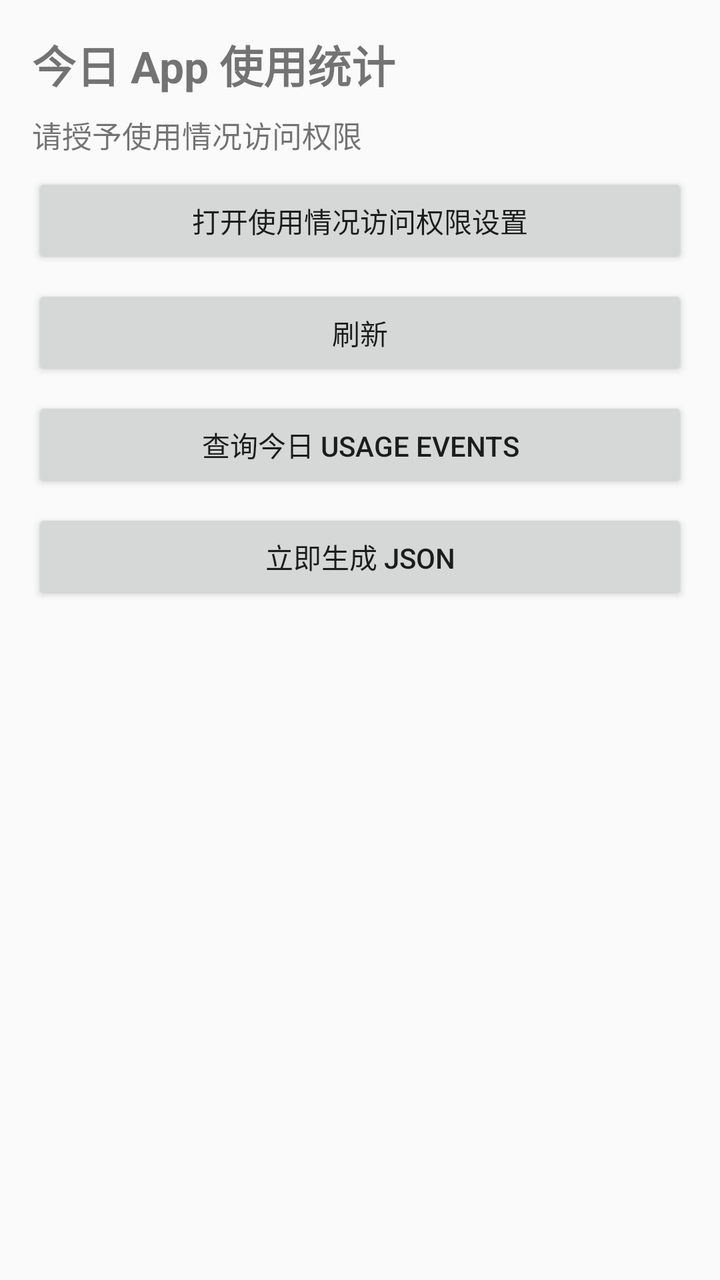
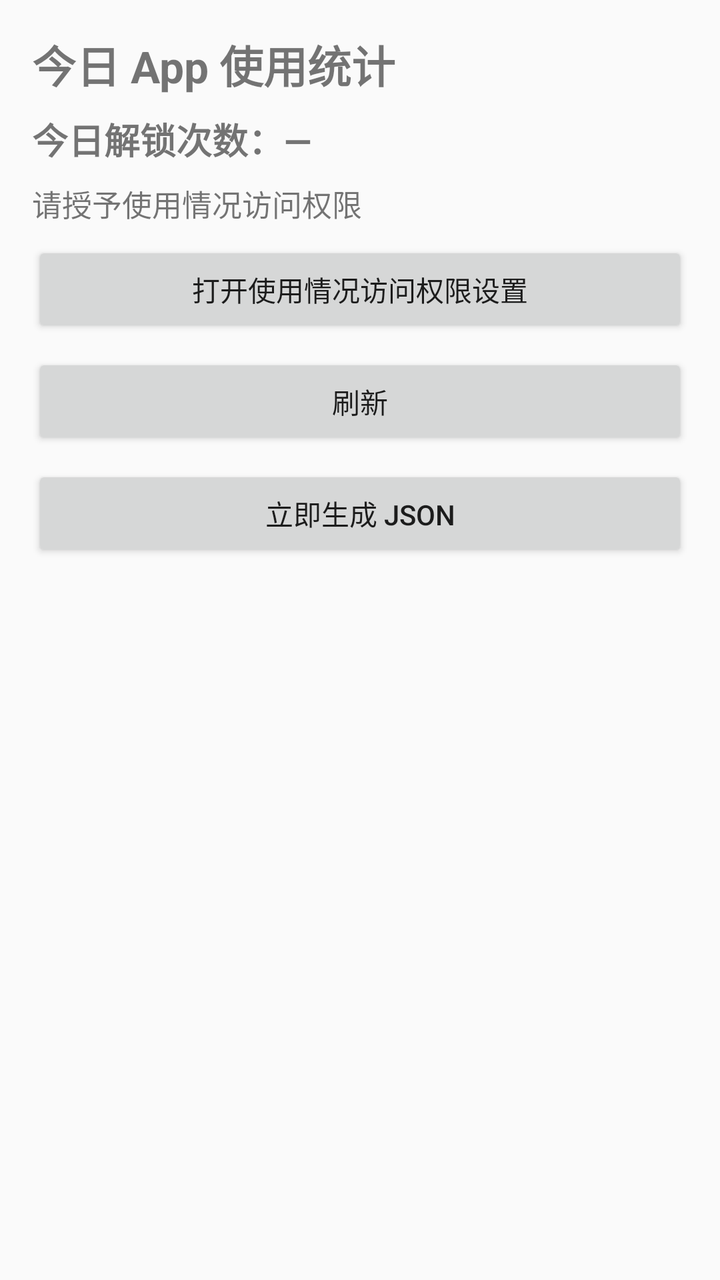

The first picture is an Android layout as it rendered before a commit; the second is the same layout after the commit. The layout source and the unified diff follow.
<!-- AndroidManifest.xml: application theme Theme.PhoneUsageStats -->
<!-- res/layout/activity_main.xml -->
<?xml version="1.0" encoding="utf-8"?>
<LinearLayout xmlns:android="http://schemas.android.com/apk/res/android"
    android:layout_width="match_parent"
    android:layout_height="match_parent"
    android:orientation="vertical"
    android:padding="16dp">

    <TextView
        android:id="@+id/titleText"
        android:layout_width="match_parent"
        android:layout_height="wrap_content"
        android:paddingBottom="8dp"
        android:text="@string/title"
        android:textSize="22sp"
        android:textStyle="bold" />

    <TextView
        android:id="@+id/statusText"
        android:layout_width="match_parent"
        android:layout_height="wrap_content"
        android:paddingBottom="8dp"
        android:text="@string/status_no_permission"
        android:textSize="15sp" />

    <Button
        android:id="@+id/btnOpenSettings"
        android:layout_width="match_parent"
        android:layout_height="wrap_content"
        android:text="@string/btn_open_settings" />

    <Button
        android:id="@+id/btnRefresh"
        android:layout_width="match_parent"
        android:layout_height="wrap_content"
        android:layout_marginTop="8dp"
        android:text="@string/btn_refresh" />

    <Button
        android:id="@+id/btnQueryEvents"
        android:layout_width="match_parent"
        android:layout_height="wrap_content"
        android:layout_marginTop="8dp"
        android:text="@string/btn_query_events" />

    <Button
        android:id="@+id/btnGenerateJson"
        android:layout_width="match_parent"
        android:layout_height="wrap_content"
        android:layout_marginTop="8dp"
        android:text="@string/btn_generate_json" />

    <Button
        android:id="@+id/btnGrantStorage"
        android:layout_width="match_parent"
        android:layout_height="wrap_content"
        android:layout_marginTop="8dp"
        android:visibility="gone"
        android:text="@string/btn_grant_storage" />

    <TextView
        android:id="@+id/scheduleStatusText"
        android:layout_width="match_parent"
        android:layout_height="wrap_content"
        android:layout_marginTop="8dp"
        android:textSize="13sp" />

    <ListView
        android:id="@+id/listView"
        android:layout_width="match_parent"
        android:layout_height="0dp"
        android:layout_marginTop="8dp"
        android:layout_weight="1"
        android:divider="@android:color/darker_gray"
        android:dividerHeight="1dp" />

    <ScrollView
        android:id="@+id/eventsScrollView"
        android:layout_width="match_parent"
        android:layout_height="0dp"
        android:layout_marginTop="8dp"
        android:layout_weight="1"
        android:visibility="gone">

        <TextView
            android:id="@+id/eventsOutputText"
            android:layout_width="match_parent"
            android:layout_height="wrap_content"
            android:fontFamily="monospace"
            android:textIsSelectable="true"
            android:textSize="12sp" />
    </ScrollView>
</LinearLayout>
<!-- resources referenced by this layout -->
<resources>
  <string name="btn_generate_json">立即生成 JSON</string>
  <string name="btn_grant_storage">授权所有文件访问</string>
  <string name="btn_open_settings">打开使用情况访问权限设置</string>
  <string name="btn_query_events">查询今日 Usage Events</string>
  <string name="btn_refresh">刷新</string>
  <string name="status_no_permission">请授予使用情况访问权限</string>
  <string name="title">今日 App 使用统计</string>
  <style name="Theme.PhoneUsageStats" parent="Theme.AppCompat.Light.DarkActionBar" />
</resources>

<!-- the commit's change to res/layout/activity_main.xml (unified diff, before → after) -->
@@ -12,6 +12,15 @@
         android:paddingBottom="8dp"
         android:text="@string/title"
         android:textSize="22sp"
+        android:textStyle="bold" />
+
+    <TextView
+        android:id="@+id/unlockCountText"
+        android:layout_width="match_parent"
+        android:layout_height="wrap_content"
+        android:paddingBottom="8dp"
+        android:text="今日解锁次数：—"
+        android:textSize="18sp"
         android:textStyle="bold" />
 
     <TextView
@@ -34,13 +43,6 @@
         android:layout_height="wrap_content"
         android:layout_marginTop="8dp"
         android:text="@string/btn_refresh" />
-
-    <Button
-        android:id="@+id/btnQueryEvents"
-        android:layout_width="match_parent"
-        android:layout_height="wrap_content"
-        android:layout_marginTop="8dp"
-        android:text="@string/btn_query_events" />
 
     <Button
         android:id="@+id/btnGenerateJson"
@@ -72,21 +74,4 @@
         android:layout_weight="1"
         android:divider="@android:color/darker_gray"
         android:dividerHeight="1dp" />
-
-    <ScrollView
-        android:id="@+id/eventsScrollView"
-        android:layout_width="match_parent"
-        android:layout_height="0dp"
-        android:layout_marginTop="8dp"
-        android:layout_weight="1"
-        android:visibility="gone">
-
-        <TextView
-            android:id="@+id/eventsOutputText"
-            android:layout_width="match_parent"
-            android:layout_height="wrap_content"
-            android:fontFamily="monospace"
-            android:textIsSelectable="true"
-            android:textSize="12sp" />
-    </ScrollView>
 </LinearLayout>
<!-- resource entries referenced after the edit -->
@@ -3,7 +3,6 @@
   <string name="btn_generate_json">立即生成 JSON</string>
   <string name="btn_grant_storage">授权所有文件访问</string>
   <string name="btn_open_settings">打开使用情况访问权限设置</string>
-  <string name="btn_query_events">查询今日 Usage Events</string>
   <string name="btn_refresh">刷新</string>
   <string name="status_no_permission">请授予使用情况访问权限</string>
   <string name="title">今日 App 使用统计</string>
